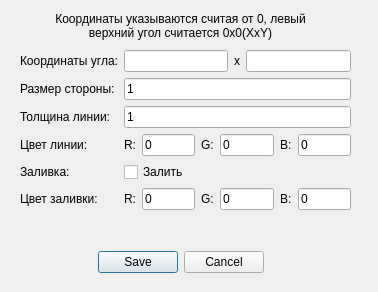
This is labsC/cw2_V9/forms/createsquareform.ui in Jengle88/labs_etu as Qt 5 draws it before an edit. The edited form follows.
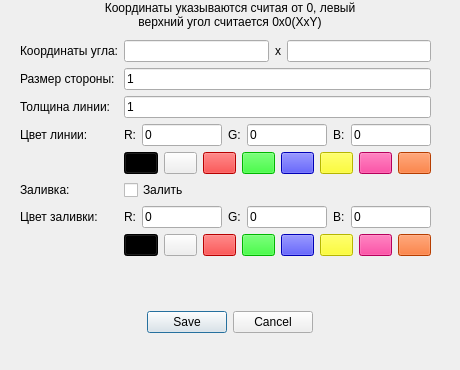
This is the edited form.

Commit message: cw2: add color-button

The edit to the form file:
```diff
--- a/labsC/cw2_V9/forms/createsquareform.ui
+++ b/labsC/cw2_V9/forms/createsquareform.ui
@@ -6,8 +6,8 @@
    <rect>
     <x>0</x>
     <y>0</y>
-    <width>378</width>
-    <height>292</height>
+    <width>460</width>
+    <height>370</height>
    </rect>
   </property>
   <property name="windowTitle">
@@ -16,12 +16,15 @@
   <widget class="QDialogButtonBox" name="buttonBox">
    <property name="geometry">
     <rect>
-     <x>90</x>
-     <y>250</y>
-     <width>181</width>
-     <height>24</height>
+     <x>140</x>
+     <y>310</y>
+     <width>180</width>
+     <height>25</height>
     </rect>
    </property>
+   <property name="orientation">
+    <enum>Qt::Horizontal</enum>
+   </property>
    <property name="standardButtons">
     <set>QDialogButtonBox::Cancel|QDialogButtonBox::Save</set>
    </property>
@@ -33,9 +36,9 @@
    <property name="geometry">
     <rect>
      <x>20</x>
-     <y>50</y>
-     <width>331</width>
-     <height>181</height>
+     <y>40</y>
+     <width>411</width>
+     <height>251</height>
     </rect>
    </property>
    <layout class="QFormLayout" name="formLayout">
@@ -78,6 +81,13 @@
       </property>
      </widget>
     </item>
+    <item row="1" column="1">
+     <widget class="QLineEdit" name="line_length">
+      <property name="text">
+       <string>1</string>
+      </property>
+     </widget>
+    </item>
     <item row="2" column="0">
      <widget class="QLabel" name="label_2">
       <property name="text">
@@ -85,6 +95,13 @@
       </property>
      </widget>
     </item>
+    <item row="2" column="1">
+     <widget class="QLineEdit" name="line_width">
+      <property name="text">
+       <string>1</string>
+      </property>
+     </widget>
+    </item>
     <item row="3" column="0">
      <widget class="QLabel" name="label_4">
       <property name="text">
@@ -147,28 +164,109 @@
       </item>
      </layout>
     </item>
-    <item row="4" column="0">
+    <item row="4" column="1">
+     <layout class="QHBoxLayout" name="horizontalLayout_6">
+      <item>
+       <widget class="QPushButton" name="line_black">
+        <property name="styleSheet">
+         <string notr="true">background:rgb(0, 0, 0)</string>
+        </property>
+        <property name="text">
+         <string/>
+        </property>
+       </widget>
+      </item>
+      <item>
+       <widget class="QPushButton" name="line_white">
+        <property name="text">
+         <string/>
+        </property>
+       </widget>
+      </item>
+      <item>
+       <widget class="QPushButton" name="line_red">
+        <property name="styleSheet">
+         <string notr="true">background: rgb(255, 0, 0)</string>
+        </property>
+        <property name="text">
+         <string/>
+        </property>
+       </widget>
+      </item>
+      <item>
+       <widget class="QPushButton" name="line_green">
+        <property name="styleSheet">
+         <string notr="true">background: rgb(0, 255, 0)</string>
+        </property>
+        <property name="text">
+         <string/>
+        </property>
+       </widget>
+      </item>
+      <item>
+       <widget class="QPushButton" name="line_blue">
+        <property name="styleSheet">
+         <string notr="true">background: rgb(0, 0, 255)</string>
+        </property>
+        <property name="text">
+         <string/>
+        </property>
+       </widget>
+      </item>
+      <item>
+       <widget class="QPushButton" name="line_yellow">
+        <property name="styleSheet">
+         <string notr="true">background: rgb(255, 255, 0)</string>
+        </property>
+        <property name="text">
+         <string/>
+        </property>
+       </widget>
+      </item>
+      <item>
+       <widget class="QPushButton" name="line_pink">
+        <property name="styleSheet">
+         <string notr="true">background:rgb(255, 0, 127)</string>
+        </property>
+        <property name="text">
+         <string/>
+        </property>
+       </widget>
+      </item>
+      <item>
+       <widget class="QPushButton" name="line_orange">
+        <property name="styleSheet">
+         <string notr="true">background:rgb(255, 85, 0)</string>
+        </property>
+        <property name="text">
+         <string/>
+        </property>
+       </widget>
+      </item>
+     </layout>
+    </item>
+    <item row="5" column="0">
      <widget class="QLabel" name="label_5">
       <property name="text">
        <string>Заливка:</string>
       </property>
      </widget>
     </item>
-    <item row="4" column="1">
+    <item row="5" column="1">
      <widget class="QCheckBox" name="is_pure_over">
       <property name="text">
        <string>Залить</string>
       </property>
      </widget>
     </item>
-    <item row="5" column="0">
+    <item row="6" column="0">
      <widget class="QLabel" name="label_6">
       <property name="text">
        <string>Цвет заливки:</string>
       </property>
      </widget>
     </item>
-    <item row="5" column="1">
+    <item row="6" column="1">
      <layout class="QHBoxLayout" name="horizontalLayout_3">
       <item>
        <widget class="QLabel" name="label_11">
@@ -223,29 +321,96 @@
       </item>
      </layout>
     </item>
-    <item row="2" column="1">
-     <widget class="QLineEdit" name="line_width">
-      <property name="text">
-       <string>1</string>
-      </property>
-     </widget>
-    </item>
-    <item row="1" column="1">
-     <widget class="QLineEdit" name="line_length">
-      <property name="text">
-       <string>1</string>
-      </property>
-     </widget>
+    <item row="7" column="1">
+     <layout class="QHBoxLayout" name="horizontalLayout_8">
+      <item>
+       <widget class="QPushButton" name="over_black">
+        <property name="styleSheet">
+         <string notr="true">background:rgb(0, 0, 0)</string>
+        </property>
+        <property name="text">
+         <string/>
+        </property>
+       </widget>
+      </item>
+      <item>
+       <widget class="QPushButton" name="over_white">
+        <property name="text">
+         <string/>
+        </property>
+       </widget>
+      </item>
+      <item>
+       <widget class="QPushButton" name="over_red">
+        <property name="styleSheet">
+         <string notr="true">background: rgb(255, 0, 0)</string>
+        </property>
+        <property name="text">
+         <string/>
+        </property>
+       </widget>
+      </item>
+      <item>
+       <widget class="QPushButton" name="over_green">
+        <property name="styleSheet">
+         <string notr="true">background: rgb(0, 255, 0)</string>
+        </property>
+        <property name="text">
+         <string/>
+        </property>
+       </widget>
+      </item>
+      <item>
+       <widget class="QPushButton" name="over_blue">
+        <property name="styleSheet">
+         <string notr="true">background: rgb(0, 0, 255)</string>
+        </property>
+        <property name="text">
+         <string/>
+        </property>
+       </widget>
+      </item>
+      <item>
+       <widget class="QPushButton" name="over_yellow">
+        <property name="styleSheet">
+         <string notr="true">background: rgb(255, 255, 0)</string>
+        </property>
+        <property name="text">
+         <string/>
+        </property>
+       </widget>
+      </item>
+      <item>
+       <widget class="QPushButton" name="over_pink">
+        <property name="styleSheet">
+         <string notr="true">background:rgb(255, 0, 127)</string>
+        </property>
+        <property name="text">
+         <string/>
+        </property>
+       </widget>
+      </item>
+      <item>
+       <widget class="QPushButton" name="over_orange">
+        <property name="styleSheet">
+         <string notr="true">background:rgb(255, 85, 0)</string>
+        </property>
+        <property name="text">
+         <string/>
+        </property>
+       </widget>
+      </item>
+     </layout>
     </item>
    </layout>
   </widget>
   <widget class="QLabel" name="label_14">
    <property name="geometry">
     <rect>
-     <x>50</x>
-     <y>10</y>
-     <width>261</width>
-     <height>31</height>
+     <x>100</x>
+     <y>0</y>
+     <width>260</width>
+     <height>30</height>
     </rect>
    </property>
    <property name="text">
```
Left out of the diff: 32 changed lines with no effect on the pictures. The commit also changes 8 other files.
